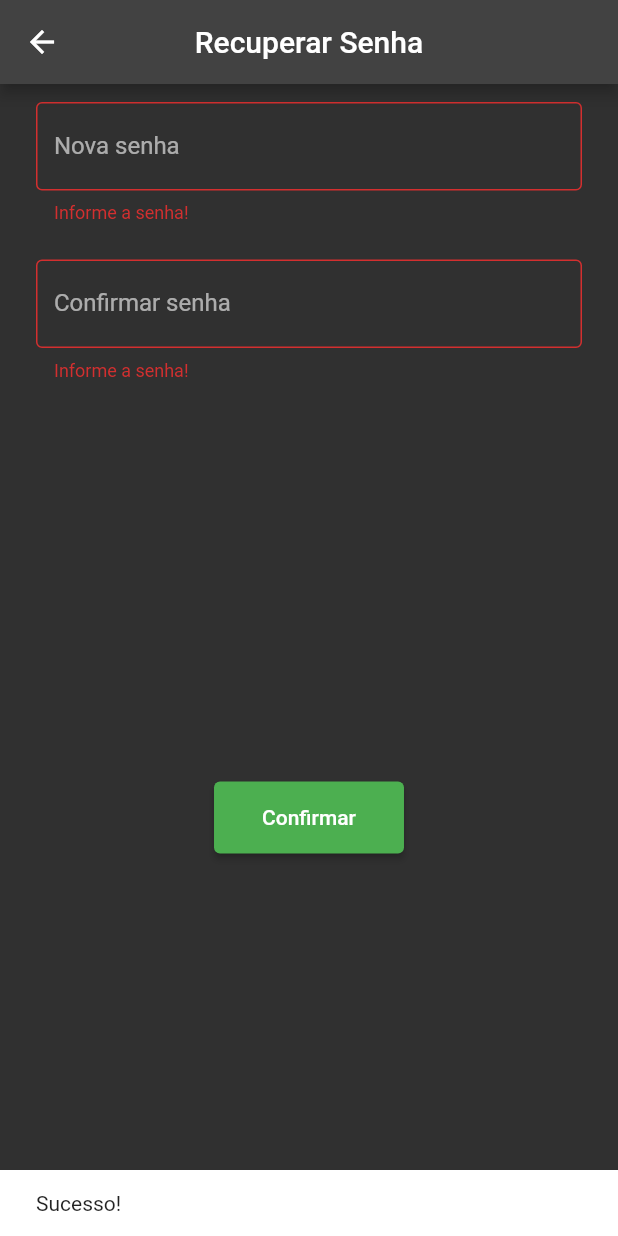
After one commit to Vinezius/Anotai-vos, a Flutter app: the ChangePassword screen opened directly, after a tap on "Confirmar", on a phone screen of 412 x 824 dp. The commit adds this screen. Run offline on Flutter 3.47's test engine with Material 2 defaults, Android fonts, the phone set to English and light mode, and no system bars.

Commit message:
Alterações no README e segunda etapa da recuperação de senha

```diff
--- a/lib/main.dart
+++ b/lib/main.dart
@@ -1,4 +1,5 @@
 import 'package:anotai_vos/pages/cadastro_page.dart';
+import 'package:anotai_vos/pages/change_password.dart';
 import 'package:flutter/material.dart';
 import 'package:anotai_vos/pages/login_page.dart';
 
--- /dev/null
+++ b/lib/pages/change_password.dart
@@ -0,0 +1,103 @@
+import 'package:anotai_vos/pages/login_page.dart';
+import 'package:flutter/material.dart';
+import 'package:flutter/src/widgets/framework.dart';
+import 'package:flutter/src/widgets/placeholder.dart';
+
+class ChangePassword extends StatefulWidget {
+  const ChangePassword({super.key});
+
+  @override
+  State<ChangePassword> createState() => _ChangePasswordState();
+}
+
+class _ChangePasswordState extends State<ChangePassword> {
+  final formKey = GlobalKey<FormState>();
+  var _senhaUsuario;
+
+  @override
+  Widget build(BuildContext context) {
+    return Scaffold(
+      appBar: AppBar(
+        title: const Text("Recuperar Senha"),
+        centerTitle: true,
+      ),
+      body: Form(
+        key: formKey,
+        child: Column(
+          mainAxisAlignment: MainAxisAlignment.center,
+          children: [
+            Padding(
+              padding: const EdgeInsets.symmetric(vertical: 12, horizontal: 24),
+              child: TextFormField(
+                controller: _senhaUsuario,
+                obscureText: true,
+                decoration: const InputDecoration(
+                  border: OutlineInputBorder(),
+                  labelText: "Nova senha",
+                ),
+                validator: (value) {
+                  return value!.isEmpty ? "Informe a senha!" : null;
+                },
+              ),
+            ),
+            Padding(
+              padding: const EdgeInsets.symmetric(vertical: 12, horizontal: 24),
+              child: TextFormField(
+                obscureText: true,
+                decoration: const InputDecoration(
+                  border: OutlineInputBorder(),
+                  labelText: "Confirmar senha",
+                ),
+                validator: (value) {
+                  if (value!.isEmpty) {
+                    return "Informe a senha!";
+                  } else if (value != _senhaUsuario) {
+                    return "As senhas devem ser as mesmas!";
+                  } else {
+                    return null;
+                  }
+                },
+              ),
+            ),
+            Expanded(
+              child: Container(
+                alignment: Alignment.bottomCenter,
+                margin: const EdgeInsets.all(24),
+                child: Column(
+                  mainAxisAlignment: MainAxisAlignment.center,
+                  children: [
+                    Row(
+                      mainAxisAlignment: MainAxisAlignment.spaceEvenly,
+                      children: [
+                        ElevatedButton(
+                          onPressed: () {
+                            ScaffoldMessenger.of(context).showSnackBar(
+                              const SnackBar(
+                                content: Text('Sucesso!'),
+                              ),
+                            );
+                            formKey.currentState!.validate()
+                                ? Navigator.pushAndRemoveUntil(
+                                    context,
+                                    MaterialPageRoute(
+                                        builder: (context) => LoginPage()),
+                                    (Route<dynamic> route) => false)
+                                : formKey.currentState!.validate();
+                          },
+                          child: const Padding(
+                            padding: EdgeInsets.all(16),
+                            child: Text("Confirmar"),
+                          ),
+                        ),
+                      ],
+                    ),
+                  ],
+                ),
+              ),
+            ),
+          ],
+        ),
+      ),
+    );
+  }
+}
```
Also changed, not shown: 1 other file.
